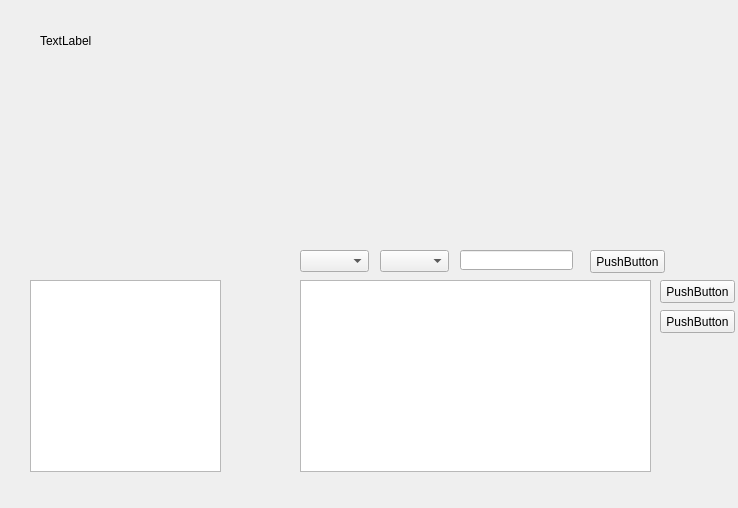
quocanh1897/LibraryPro---Qt-app, file Qt GUI/LIBPRO/reader.ui: the form before one commit.
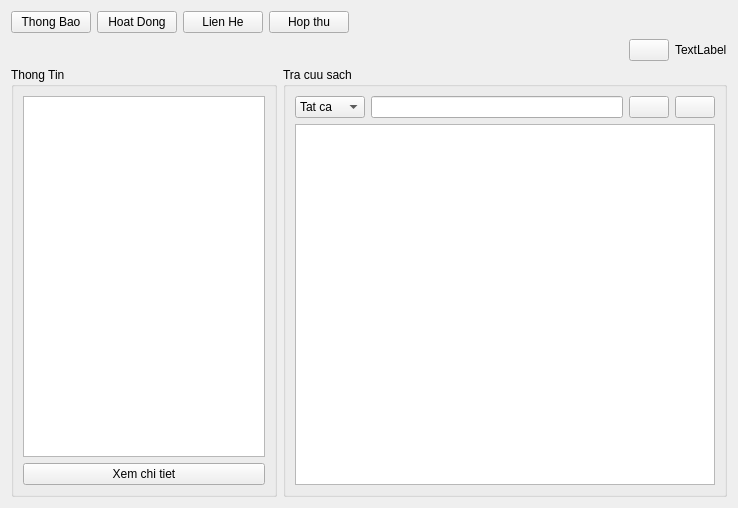
The form after the commit. Icons and pictures are not drawn.

Patch:
```diff
--- a/Qt GUI/LIBPRO/reader.ui
+++ b/Qt GUI/LIBPRO/reader.ui
@@ -13,108 +13,273 @@
   <property name="windowTitle">
    <string>Form</string>
   </property>
-  <widget class="QTableWidget" name="tableWidget">
-   <property name="geometry">
-    <rect>
-     <x>300</x>
-     <y>280</y>
-     <width>351</width>
-     <height>192</height>
-    </rect>
-   </property>
-  </widget>
-  <widget class="QLabel" name="label">
-   <property name="geometry">
-    <rect>
-     <x>40</x>
-     <y>10</y>
-     <width>91</width>
-     <height>61</height>
-    </rect>
-   </property>
-   <property name="text">
-    <string>TextLabel</string>
-   </property>
-  </widget>
-  <widget class="QPushButton" name="pushButton">
-   <property name="geometry">
-    <rect>
-     <x>660</x>
-     <y>280</y>
-     <width>75</width>
-     <height>23</height>
-    </rect>
-   </property>
-   <property name="text">
-    <string>PushButton</string>
-   </property>
-  </widget>
-  <widget class="QPushButton" name="pushButton_2">
-   <property name="geometry">
-    <rect>
-     <x>660</x>
-     <y>310</y>
-     <width>75</width>
-     <height>23</height>
-    </rect>
-   </property>
-   <property name="text">
-    <string>PushButton</string>
-   </property>
-  </widget>
-  <widget class="QPushButton" name="pushButton_3">
-   <property name="geometry">
-    <rect>
-     <x>590</x>
-     <y>250</y>
-     <width>75</width>
-     <height>23</height>
-    </rect>
-   </property>
-   <property name="text">
-    <string>PushButton</string>
-   </property>
-  </widget>
-  <widget class="QLineEdit" name="lineEdit">
-   <property name="geometry">
-    <rect>
-     <x>460</x>
-     <y>250</y>
-     <width>113</width>
-     <height>20</height>
-    </rect>
-   </property>
-  </widget>
-  <widget class="QComboBox" name="comboBox">
-   <property name="geometry">
-    <rect>
-     <x>300</x>
-     <y>250</y>
-     <width>69</width>
-     <height>22</height>
-    </rect>
-   </property>
-  </widget>
-  <widget class="QComboBox" name="comboBox_2">
-   <property name="geometry">
-    <rect>
-     <x>380</x>
-     <y>250</y>
-     <width>69</width>
-     <height>22</height>
-    </rect>
-   </property>
-  </widget>
-  <widget class="QListView" name="listView">
-   <property name="geometry">
-    <rect>
-     <x>30</x>
-     <y>280</y>
-     <width>191</width>
-     <height>192</height>
-    </rect>
-   </property>
-  </widget>
+  <property name="windowIcon">
+   <iconset resource="src.qrc">
+    <normaloff>:/iconwindow.png</normaloff>:/iconwindow.png</iconset>
+  </property>
+  <property name="autoFillBackground">
+   <bool>true</bool>
+  </property>
+  <layout class="QVBoxLayout" name="verticalLayout_3">
+   <item>
+    <layout class="QHBoxLayout" name="horizontalLayout">
+     <item>
+      <widget class="QPushButton" name="pushButton_4">
+       <property name="text">
+        <string>Thong Bao</string>
+       </property>
+      </widget>
+     </item>
+     <item>
+      <widget class="QPushButton" name="pushButton_8">
+       <property name="sizePolicy">
+        <sizepolicy hsizetype="Preferred" vsizetype="Preferred">
+         <horstretch>0</horstretch>
+         <verstretch>0</verstretch>
+        </sizepolicy>
+       </property>
+       <property name="text">
+        <string>Hoat Dong</string>
+       </property>
+      </widget>
+     </item>
+     <item>
+      <widget class="QPushButton" name="pushButton_2">
+       <property name="sizePolicy">
+        <sizepolicy hsizetype="Preferred" vsizetype="Preferred">
+         <horstretch>0</horstretch>
+         <verstretch>0</verstretch>
+        </sizepolicy>
+       </property>
+       <property name="text">
+        <string>Lien He</string>
+       </property>
+      </widget>
+     </item>
+     <item>
+      <widget class="QPushButton" name="pushButton_7">
+       <property name="sizePolicy">
+        <sizepolicy hsizetype="Preferred" vsizetype="Preferred">
+         <horstretch>0</horstretch>
+         <verstretch>0</verstretch>
+        </sizepolicy>
+       </property>
+       <property name="text">
+        <string>Hop thu</string>
+       </property>
+      </widget>
+     </item>
+     <item>
+      <spacer name="horizontalSpacer">
+       <property name="orientation">
+        <enum>Qt::Horizontal</enum>
+       </property>
+       <property name="sizeHint" stdset="0">
+        <size>
+         <width>40</width>
+         <height>20</height>
+        </size>
+       </property>
+      </spacer>
+     </item>
+    </layout>
+   </item>
+   <item>
+    <layout class="QHBoxLayout" name="horizontalLayout_5">
+     <item>
+      <spacer name="horizontalSpacer_2">
+       <property name="orientation">
+        <enum>Qt::Horizontal</enum>
+       </property>
+       <property name="sizeHint" stdset="0">
+        <size>
+         <width>40</width>
+         <height>20</height>
+        </size>
+       </property>
+      </spacer>
+     </item>
+     <item>
+      <layout class="QHBoxLayout" name="horizontalLayout_2">
+       <item>
+        <widget class="QPushButton" name="pushButton_6">
+         <property name="sizePolicy">
+          <sizepolicy hsizetype="Preferred" vsizetype="Fixed">
+           <horstretch>0</horstretch>
+           <verstretch>0</verstretch>
+          </sizepolicy>
+         </property>
+         <property name="styleSheet">
+          <string notr="true">border-image: url(:/cart.png);</string>
+         </property>
+         <property name="text">
+          <string/>
+         </property>
+         <property name="icon">
+          <iconset>
+           <normaloff>:/image/cart.png</normaloff>:/image/cart.png</iconset>
+         </property>
+         <property name="iconSize">
+          <size>
+           <width>32</width>
+           <height>32</height>
+          </size>
+         </property>
+         <property name="shortcut">
+          <string notr="true"/>
+         </property>
+         <property name="checkable">
+          <bool>false</bool>
+         </property>
+        </widget>
+       </item>
+       <item>
+        <widget class="QLabel" name="label_5">
+         <property name="text">
+          <string>TextLabel</string>
+         </property>
+        </widget>
+       </item>
+      </layout>
+     </item>
+    </layout>
+   </item>
+   <item>
+    <layout class="QHBoxLayout" name="horizontalLayout_4" stretch="3,5">
+     <item>
+      <widget class="QGroupBox" name="groupBox">
+       <property name="title">
+        <string>Thong Tin</string>
+       </property>
+       <layout class="QVBoxLayout" name="verticalLayout">
+        <item>
+         <widget class="QListView" name="listView"/>
+        </item>
+        <item>
+         <widget class="QPushButton" name="pushButton_9">
+          <property name="text">
+           <string>Xem chi tiet</string>
+          </property>
+         </widget>
+        </item>
+       </layout>
+      </widget>
+     </item>
+     <item>
+      <widget class="QGroupBox" name="groupBox_2">
+       <property name="title">
+        <string>Tra cuu sach</string>
+       </property>
+       <layout class="QVBoxLayout" name="verticalLayout_2">
+        <item>
+         <layout class="QHBoxLayout" name="horizontalLayout_3" stretch="0,1,0,0">
+          <item>
+           <widget class="QComboBox" name="comboBox">
+            <property name="sizePolicy">
+             <sizepolicy hsizetype="Preferred" vsizetype="Preferred">
+              <horstretch>0</horstretch>
+              <verstretch>0</verstretch>
+             </sizepolicy>
+            </property>
+            <item>
+             <property name="text">
+              <string>Tat ca</string>
+             </property>
+            </item>
+            <item>
+             <property name="text">
+              <string>Tua de</string>
+             </property>
+            </item>
+            <item>
+             <property name="text">
+              <string>Tac gia</string>
+             </property>
+            </item>
+            <item>
+             <property name="text">
+              <string>Mo ta</string>
+             </property>
+            </item>
+            <item>
+             <property name="text">
+              <string>Nam</string>
+             </property>
+            </item>
+            <item>
+             <property name="text">
+              <string>ISBN</string>
+             </property>
+            </item>
+           </widget>
+          </item>
+          <item>
+           <widget class="QLineEdit" name="lineEdit">
+            <property name="sizePolicy">
+             <sizepolicy hsizetype="Preferred" vsizetype="Preferred">
+              <horstretch>0</horstretch>
+              <verstretch>0</verstretch>
+             </sizepolicy>
+            </property>
+           </widget>
+          </item>
+          <item>
+           <widget class="QPushButton" name="pushButton">
+            <property name="sizePolicy">
+             <sizepolicy hsizetype="Preferred" vsizetype="Preferred">
+              <horstretch>0</horstretch>
+              <verstretch>0</verstretch>
+             </sizepolicy>
+            </property>
+            <property name="text">
+             <string/>
+            </property>
+            <property name="icon">
+             <iconset>
+              <normaloff>:/image/search-icon.png</normaloff>:/image/search-icon.png</iconset>
+            </property>
+            <property name="iconSize">
+             <size>
+              <width>24</width>
+              <height>24</height>
+             </size>
+            </property>
+           </widget>
+          </item>
+          <item>
+           <widget class="QPushButton" name="pushButton_3">
+            <property name="sizePolicy">
+             <sizepolicy hsizetype="Preferred" vsizetype="Preferred">
+              <horstretch>0</horstretch>
+              <verstretch>0</verstretch>
+             </sizepolicy>
+            </property>
+            <property name="text">
+             <string/>
+            </property>
+            <property name="icon">
+             <iconset>
+              <normaloff>:/image/add.png</normaloff>:/image/add.png</iconset>
+            </property>
+            <property name="iconSize">
+             <size>
+              <width>24</width>
+              <height>24</height>
+             </size>
+            </property>
+           </widget>
+          </item>
+         </layout>
+        </item>
+        <item>
+         <widget class="QTableWidget" name="tableWidget"/>
+        </item>
+       </layout>
+      </widget>
+     </item>
+    </layout>
+   </item>
+  </layout>
  </widget>
  <resources/>
  <connections/>
```
Left out of the diff: 6 changed lines with no effect on the pictures.
